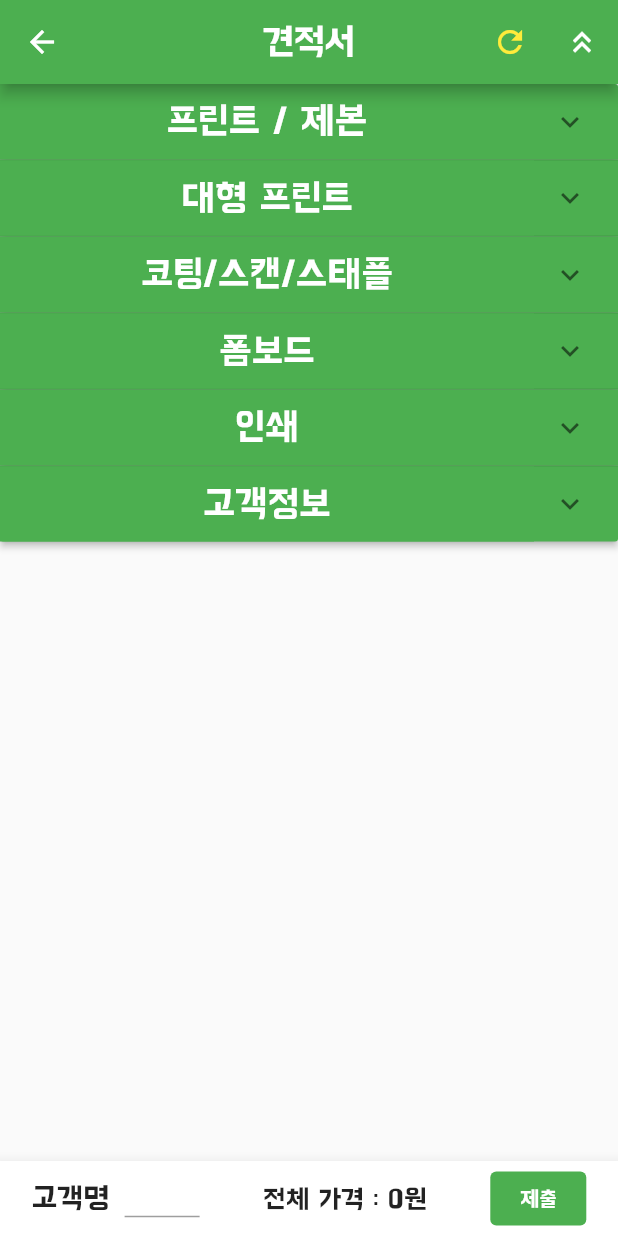
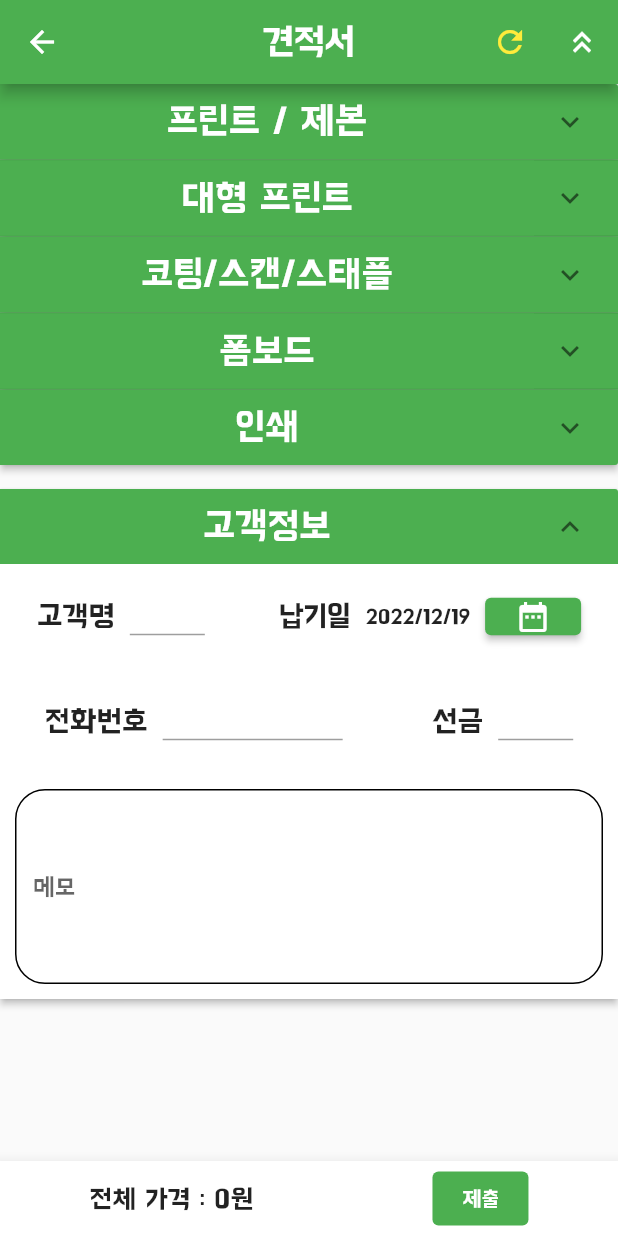
Before and after one commit to cwj980119/daebok, a Flutter app: the screen it shows after launch, after a tap on "새로운 견적", on a phone screen of 412 x 824 dp. Run offline on Flutter 3.47's test engine with Material 2 defaults, Android fonts, the phone set to English and light mode, and no system bars; our stand-ins replace cloud_firestore, connectivity, firebase_core, get, toast; accounts and stored records are empty.

Commit message:
주문시 사용자 정보 입력 추가

```diff
--- a/lib/estimate.dart
+++ b/lib/estimate.dart
@@ -2678,7 +2678,9 @@ class Estimate extends StatelessWidget {
                             ),
                           ),
                           UnconstrainedBox(
-                            child: Container(
+                            child: GetBuilder<EstimateController>(
+                                builder: (controller) {
+                              return Container(
                                 padding: EdgeInsets.all(10),
                                 height: 70,
                                 child: Row(
@@ -2690,6 +2692,10 @@ class Estimate extends StatelessWidget {
                                     SizedBox(
                                       width: 10,
                                     ),
+                                    Text(DateFormat('yyyy/MM/dd')
+                                        .format(controller.endDate!)
+                                        .toString()),
+                                    SizedBox(width: 10,),
                                     SizedBox(
                                         height: 25,
                                         child: ElevatedButton(
@@ -2700,13 +2706,90 @@ class Estimate extends StatelessWidget {
                                                     firstDate: DateTime.now(),
                                                     lastDate: DateTime(2030))
                                                 .then((value) =>
-                                                  print(value.toString()));
-                                        },
-                                        child: Center(child: Icon(Icons.date_range)),
-                                        style: TextButton.styleFrom(backgroundColor: Colors.green),
+                                                    controller.endDate = value)
+                                                .then((value) =>
+                                                    controller.update());
+                                          },
+                                          child: Center(
+                                              child: Icon(Icons.date_range)),
+                                          style: TextButton.styleFrom(
+                                              backgroundColor: Colors.green),
                                         ))
                                   ],
                                 ),
+                              );
+                            }),
+                          ),
+                          UnconstrainedBox(
+                            child: Container(
+                              padding: EdgeInsets.all(10),
+                              height: 70,
+                              child: Row(
+                                crossAxisAlignment: CrossAxisAlignment.center,
+                                children: [
+                                  Text(
+                                    '전화번호',
+                                    style: TextStyle(fontSize: 20),
+                                  ),
+                                  SizedBox(
+                                    width: 10,
+                                  ),
+                                  SizedBox(
+                                    width: 120,
+                                    height: 25,
+                                    child: TextField(
+                                      controller: controller
+                                          .phoneNumberController,
+                                      inputFormatters: [
+                                        FilteringTextInputFormatter.allow(
+                                            RegExp('[0-9]')),
+                                      ],
+                                      keyboardType: TextInputType.number,
+                                      onChanged: (value) {
+                                        if (value == "") return;
+                                        controller
+                                            .setPhoneNumber(value);
+                                      },
+                                    ),
+                                  )
+                                ],
+                              ),
+                            ),
+                          ),
+                          UnconstrainedBox(
+                            child: Container(
+                              padding: EdgeInsets.all(10),
+                              height: 70,
+                              child: Row(
+                                children: [
+                                  Text(
+                                    '선금',
+                                    style: TextStyle(fontSize: 20),
+                                  ),
+                                  SizedBox(
+                                    width: 10,
+                                  ),
+                                  SizedBox(
+                                    width: 50,
+                                    height: 25,
+                                    child: TextField(
+                                      controller: controller
+                                          .prePaidController,
+                                      inputFormatters: [
+                                        FilteringTextInputFormatter.allow(
+                                            RegExp('[0-9]')),
+                                      ],
+                                      keyboardType: TextInputType.number,
+                                      onChanged: (value) {
+                                        if (value == "") return;
+                                        controller
+                                            .setPrePaidPrice(
+                                            int.parse(value));
+                                      },
+                                    ),
+                                  )
+                                ],
+                              ),
                             ),
                           ),
                           SizedBox(
@@ -2716,9 +2799,9 @@ class Estimate extends StatelessWidget {
                               color: Colors.white,
                               child: TextField(
                                 controller:
-                                    controller.bigprint.reminderController,
-                                onChanged: (value) {
-                                  controller.bigprint.setReminder(value);
+                                    controller.reminderController,
+                                onChanged: (value) {
+                                  controller.setReminder(value);
                                 },
                                 expands: true,
                                 maxLines: null,
@@ -2759,27 +2842,6 @@ class Estimate extends StatelessWidget {
               child: Row(
                 mainAxisAlignment: MainAxisAlignment.spaceAround,
                 children: [
-                  Row(
-                    children: [
-                      Text(
-                        '고객명',
-                        style: TextStyle(fontSize: 20),
-                      ),
-                      SizedBox(
-                        width: 10,
-                      ),
-                      SizedBox(
-                        width: 50,
-                        height: 25,
-                        child: TextField(
-                          onChanged: (value) {
-                            controller.SetCustomer(value);
-                            controller.CalcTotal();
-                          },
-                        ),
-                      )
-                    ],
-                  ),
                   Text(
                     '전체 가격 : ${f.format(controller.total_sum)}원',
                     style: TextStyle(fontSize: 18),
--- a/lib/estimate_controller.dart
+++ b/lib/estimate_controller.dart
@@ -1,6 +1,7 @@
 import 'package:cloud_firestore/cloud_firestore.dart';
 import 'package:daebok/Home.dart';
 import 'package:daebok/estimate_widget.dart';
+import 'package:daebok/homepage.dart';
 import 'package:flutter/material.dart';
 import 'package:get/get.dart';
 import 'package:intl/intl.dart';
@@ -14,6 +15,27 @@ class EstimateController extends GetxController {
   late OffSet offSet;
 
   String? customer = "";
+  DateTime? endDate;
+  String? phoneNumber;
+  int? prePaid = 0;
+  String? reminder;
+
+  final phoneNumberController = TextEditingController();
+  final prePaidController = TextEditingController();
+  final reminderController = TextEditingController();
+
+  setPhoneNumber(value) {
+    phoneNumber = value.toString();
+  }
+
+  setPrePaidPrice(value) {
+    prePaid = value;
+  }
+
+  setReminder(value) {
+    reminder = value.toString();
+  }
+
   int total_sum = 0;
 
   var f = NumberFormat('###,###,###,###');
@@ -21,6 +43,8 @@ class EstimateController extends GetxController {
   @override
   void onInit() {
     // TODO: implement onInit
+    endDate = DateTime.now();
+
     printNBook = PrintNBook();
     bigprint = BigPrint();
     otherService = OtherService();
@@ -32,7 +56,7 @@ class EstimateController extends GetxController {
   RxBool isBook = false.obs;
   RxInt sum = 0.obs;
 
-  List isExpanded = [false, false, false, false, false, false];
+  List isExpanded = [false, false, false, false, false, true];
   List offSetExpanded = [false, false, false, false, false];
 
   toggleExpand(index) {
@@ -77,7 +101,11 @@ class EstimateController extends GetxController {
   Map<String, dynamic> toMap() {
     Map<String, dynamic> data = {};
     data['customer'] = customer;
+    data['endDate'] = endDate;
+    data['phoneNumber'] = phoneNumber;
+    data['prePaid'] = prePaid;
     data['price'] = total_sum;
+    data['leftPrice'] = total_sum - prePaid!;
     data['timestamp'] = new DateTime.now();
     return data;
   }
@@ -211,7 +239,7 @@ class EstimateController extends GetxController {
                     style:
                         ElevatedButton.styleFrom(backgroundColor: Colors.green),
                     onPressed: () {
-                      Get.offAll(Home());
+                      Get.offAll(HomePage());
                     },
                   ))
                 ],
@@ -383,6 +411,14 @@ class EstimateController extends GetxController {
                   ),
                   Text(
                     "총 금액 : ${f.format(total_sum)}원",
+                    style: TextStyle(fontSize: 20, color: Colors.black),
+                  ),
+                  Text(
+                    "선금 : ${f.format(prePaid)}원",
+                    style: TextStyle(fontSize: 20, color: Colors.black),
+                  ),
+                  Text(
+                    "잔액 : ${f.format(total_sum - prePaid!)}원",
                     style: TextStyle(fontSize: 25, color: Colors.red),
                   ),
                   SizedBox(
```
Lines whose indentation alone changed are shown as unchanged.
